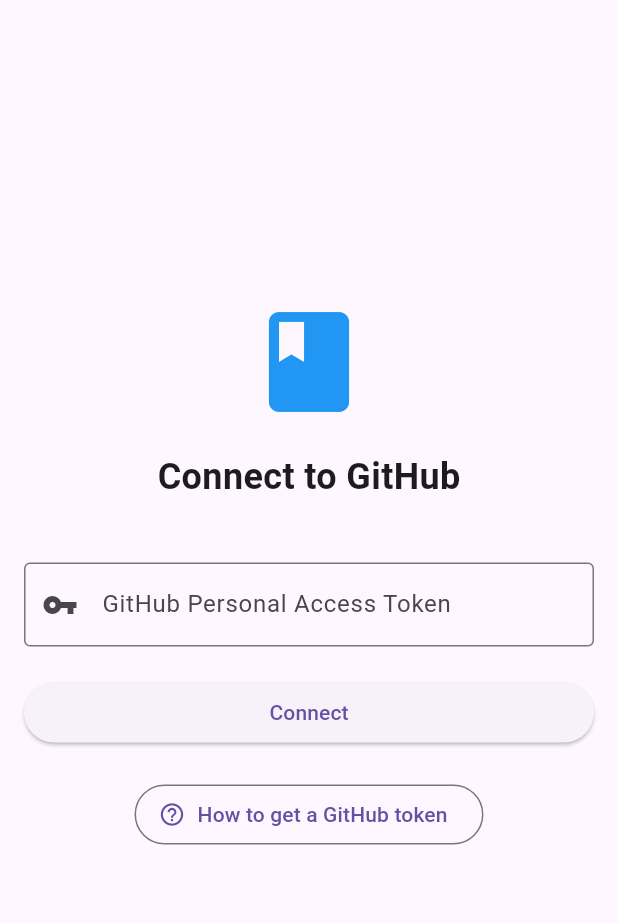
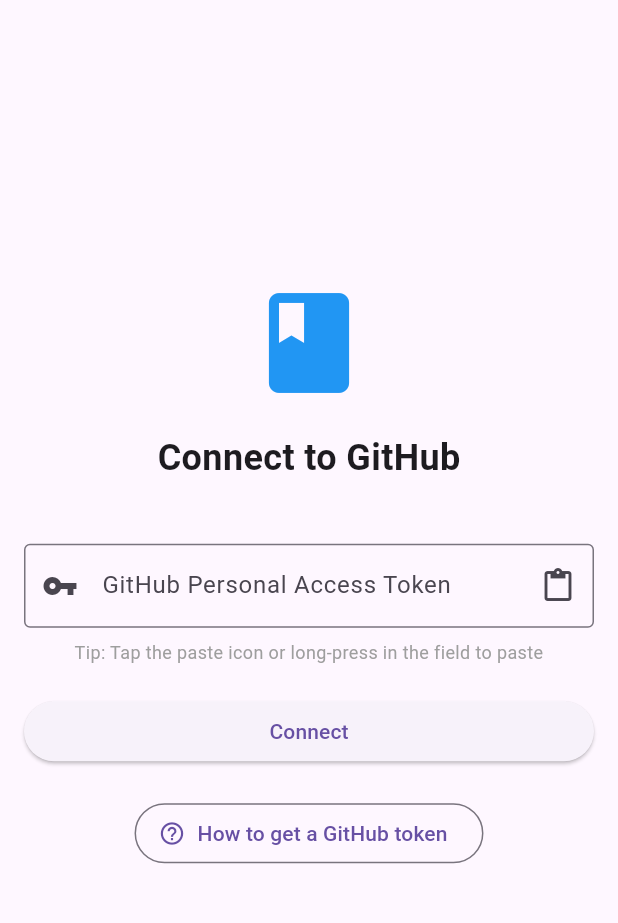
Before and after one commit to orinoco77/absolute-scenes-mobile, a Flutter app: the screen it shows after launch, on a phone screen of 412 x 824 dp, the part 84-1007 px from its top. Run offline on Flutter 3.47's test engine with Material 3 defaults, Android fonts, the phone set to English and light mode, and no system bars; our stand-ins replace shared_preferences.

Commit message:
added paste button

```diff
--- a/lib/main.dart
+++ b/lib/main.dart
@@ -1,4 +1,5 @@
 import 'package:flutter/material.dart';
+import 'package:flutter/services.dart';
 import 'package:provider/provider.dart';
 import 'services/github_service.dart';
 import 'models/book.dart';
@@ -373,14 +374,50 @@
                 const SizedBox(height: 40),
                 TextField(
                   controller: _tokenController,
-                  decoration: const InputDecoration(
+                  decoration: InputDecoration(
                     labelText: 'GitHub Personal Access Token',
-                    border: OutlineInputBorder(),
-                    prefixIcon: Icon(Icons.vpn_key),
+                    border: const OutlineInputBorder(),
+                    prefixIcon: const Icon(Icons.vpn_key),
+                    suffixIcon: IconButton(
+                      icon: const Icon(Icons.content_paste),
+                      tooltip: 'Paste from clipboard',
+                      onPressed: () async {
+                        try {
+                          final clipboardData = await Clipboard.getData(Clipboard.kTextPlain);
+                          if (clipboardData != null && clipboardData.text != null) {
+                            _tokenController.text = clipboardData.text!;
+                            if (mounted) {
+                              ScaffoldMessenger.of(context).showSnackBar(
+                                const SnackBar(
+                                  content: Text('Token pasted successfully!'),
+                                  duration: Duration(seconds: 2),
+                                ),
+                              );
+                            }
+                          }
+                        } catch (e) {
+                          if (mounted) {
+                            ScaffoldMessenger.of(context).showSnackBar(
+                              const SnackBar(
+                                content: Text('Failed to paste. Please try typing or using long-press paste.'),
+                                duration: Duration(seconds: 3),
+                              ),
+                            );
+                          }
+                        }
+                      },
+                    ),
                   ),
                   enableInteractiveSelection: true,
                   autocorrect: false,
                   keyboardType: TextInputType.text,
+                  maxLines: 1,
+                ),
+                const SizedBox(height: 8),
+                const Text(
+                  'Tip: Tap the paste icon or long-press in the field to paste',
+                  style: TextStyle(fontSize: 12, color: Colors.grey),
+                  textAlign: TextAlign.center,
                 ),
                 const SizedBox(height: 20),
                 if (_errorMessage != null)
```
